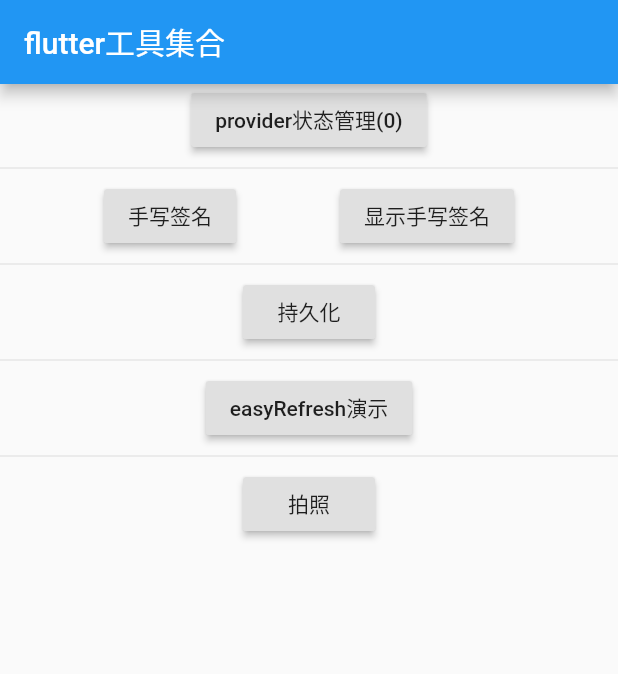
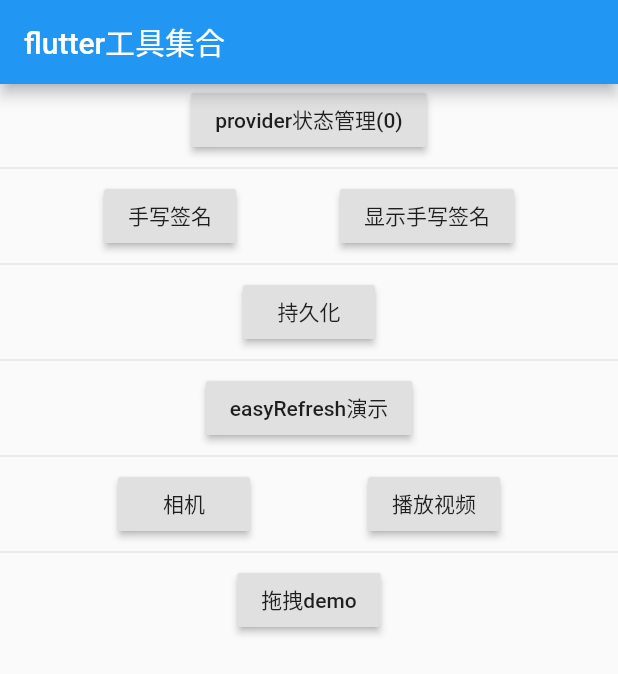
Before and after one commit to suheping/flutter_demo, a Flutter app: the screen it shows after launch, on a phone screen of 412 x 824 dp. Shown: the top 674 px of the screen. Run offline on Flutter 3.47's test engine with Material 2 defaults, Android fonts, the phone set to English and light mode, and no system bars; our stand-ins replace camera, fluro, flutter_easyrefresh, fluttertoast, shared_preferences, signature and 1 more; missing offline and left inert: orientation.

Commit message:
1、实现拖拽控件 2、优化视频播放demo

```diff
--- a/lib/pages/camera_page.dart
+++ b/lib/pages/camera_page.dart
@@ -81,6 +81,8 @@ class TakePictureScreenState extends State<TakePictureScreen> {
                     .isRecording) {
                   // 开始录制
                   try {
+                    Provider.of<CameraProvider>(context, listen: false)
+                        .setVideoPath('');
                     await _initializeControllerFuture;
                     final path = join(
                       (await getExternalStorageDirectory()).path,
@@ -89,6 +91,7 @@ class TakePictureScreenState extends State<TakePictureScreen> {
                     await _controller.startVideoRecording(path);
                     Provider.of<CameraProvider>(context, listen: false)
                         .setIsRecording(true);
+                    // 保存视频路径
                     Provider.of<CameraProvider>(context, listen: false)
                         .setVideoPath(path);
                   } catch (e) {
--- a/lib/pages/home_page.dart
+++ b/lib/pages/home_page.dart
@@ -93,6 +93,9 @@ class HomePage extends StatelessWidget {
               child: Text('easyRefresh演示'),
             ),
             Divider(),
+            Row(
+              mainAxisAlignment: MainAxisAlignment.spaceEvenly,
+              children: [
                 RaisedButton(
                   onPressed: () async {
                     final cameras = await availableCameras();
@@ -104,7 +107,30 @@ class HomePage extends StatelessWidget {
                         .setIsRecording(false);
                     Application.router.navigateTo(context, '/camera');
                   },
-              child: Text('拍照'),
+                  child: Text('相机'),
+                ),
+                RaisedButton(
+                  onPressed: () {
+                    if (Provider.of<CameraProvider>(context, listen: false)
+                            .videoPath ==
+                        '') {
+                      Fluttertoast.showToast(
+                          msg: '暂无视频，请录制', backgroundColor: Colors.grey);
+                    } else {
+                      Application.router.navigateTo(context, '/video');
+                    }
+                  },
+                  child: Text('播放视频'),
+                )
+              ],
+            ),
+
+            Divider(),
+            RaisedButton(
+              onPressed: () {
+                Application.router.navigateTo(context, '/drag');
+              },
+              child: Text('拖拽demo'),
             )
           ],
         ),
--- a/lib/pages/video_player_page.dart
+++ b/lib/pages/video_player_page.dart
@@ -21,6 +21,7 @@ class _VideoPlayerPageState extends State<VideoPlayerPage> {
     String path = Provider.of<CameraProvider>(context, listen: false).videoPath;
     print(path);
     _controller = VideoPlayerController.file(File(path));
+    _controller.setLooping(true);
     _initializeVideoPlayerFuture = _controller.initialize();
   }
 
--- a/lib/provider/camera_provider.dart
+++ b/lib/provider/camera_provider.dart
@@ -8,7 +8,7 @@ class CameraProvider with ChangeNotifier {
   bool _isRecording = false;
   bool get isRecording => _isRecording;
 
-  String _videoPath;
+  String _videoPath = '';
   String get videoPath => _videoPath;
 
   setCameraDesc(CameraDescription cameraDescription) {
--- a/lib/routers/handler.dart
+++ b/lib/routers/handler.dart
@@ -5,6 +5,7 @@ import 'package:flutter_demo/pages/shared_preferences_demo_page.dart';
 import 'package:flutter_demo/pages/easy_refresh_demo.dart';
 import 'package:flutter_demo/pages/camera_page.dart';
 import 'package:flutter_demo/pages/video_player_page.dart';
+import 'package:flutter_demo/pages/drag_demo_page.dart';
 import 'package:fluro/fluro.dart';
 
 Handler homeHandler = Handler(
@@ -46,3 +47,8 @@ Handler videoHander = Handler(
     return VideoPlayerPage();
   },
 );
+Handler dragHander = Handler(
+  handlerFunc: (context, parameters) {
+    return DragDemoPage();
+  },
+);
--- a/lib/routers/routers.dart
+++ b/lib/routers/routers.dart
@@ -11,6 +11,7 @@ class Routers {
   static String easyRefreshDemoPage = '/refresh';
   static String cameraPage = '/camera';
   static String videoPage = '/video';
+  static String dragPage = '/drag';
 
   static void configureRouters(Router router) {
     router.notFoundHandler = new Handler(
@@ -27,5 +28,6 @@ class Routers {
     router.define(easyRefreshDemoPage, handler: easyRefreshDemoHander);
     router.define(cameraPage, handler: cameraHander);
     router.define(videoPage, handler: videoHander);
+    router.define(dragPage, handler: dragHander);
   }
 }
```
Also changed, not shown: lib/pages/drag_demo_page.dart (added, +71 -0 lines). Lines whose indentation alone changed are shown as unchanged.
